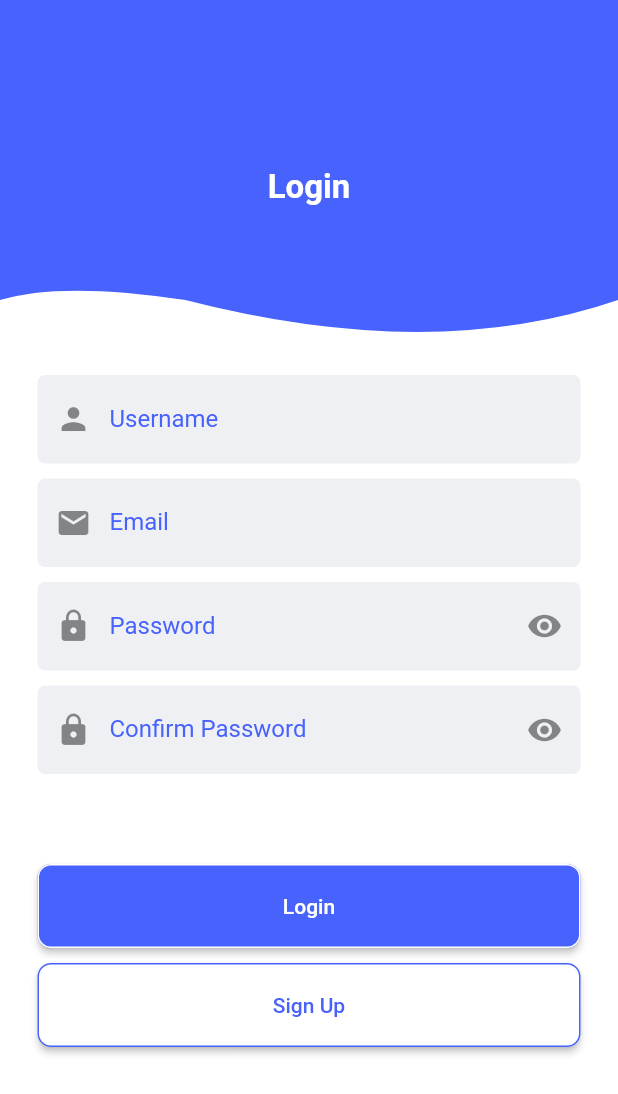
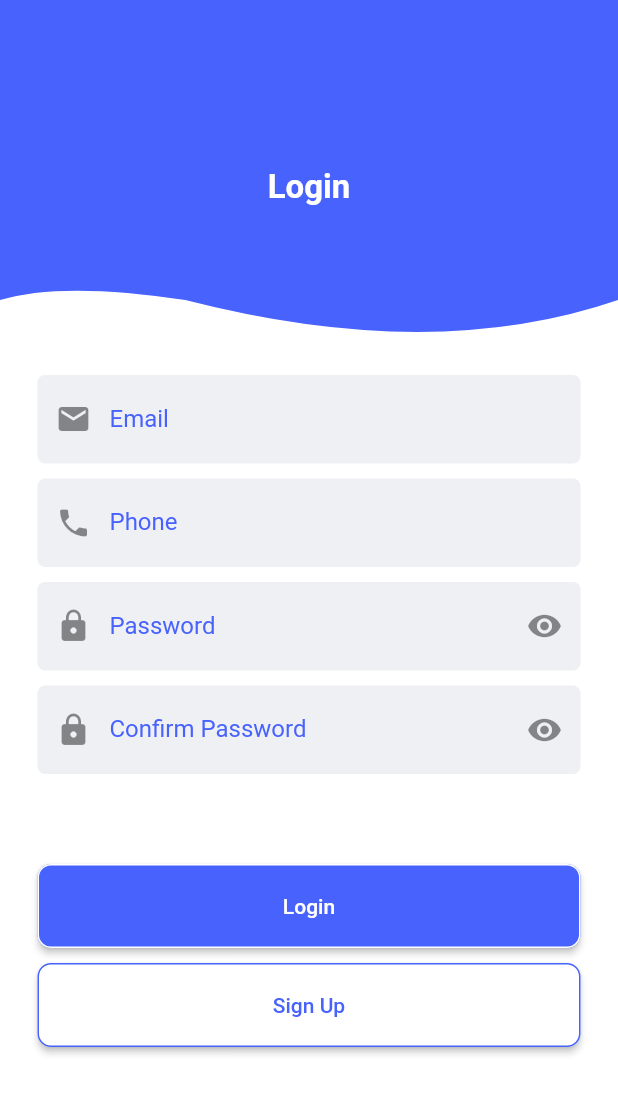
Before and after one commit to Hegazy02/tasks, a Flutter app: the screen it shows after launch, on a phone screen of 412 x 824 dp. Shown: the top 1094 px of the screen. Run offline on Flutter 3.47's test engine with Material 2 defaults, Android fonts, the phone set to English and light mode, and no system bars.

Commit message:
add phone field

```diff
--- a/lib/singup.dart
+++ b/lib/singup.dart
@@ -45,16 +45,15 @@ class _singupState extends State<singup> {
                   // mainAxisAlignment: MainAxisAlignment.center,
                   mainAxisSize: MainAxisSize.min,
                   children: [
-                    // Spacer(
-                    //   flex: 4,
-                    // ),
-                    customtextfield1(
-                      label: "Username",
-                      icon: Icon(Icons.person),
-                    ),
                     customtextfield1(
                       label: "Email",
                       icon: Icon(Icons.email),
+                      inputtype: TextInputType.emailAddress,
+                    ),
+                    customtextfield1(
+                      label: "Phone",
+                      icon: Icon(Icons.phone),
+                      inputtype: TextInputType.phone,
                     ),
                     customtext2(
                       label: "Password",
@@ -130,13 +129,15 @@ class customButon extends StatelessWidget {
 class customtextfield1 extends StatelessWidget {
   String? label;
   Icon? icon;
-  customtextfield1({this.label, this.icon});
+  TextInputType? inputtype;
+  customtextfield1({this.label, this.icon, this.inputtype});
 
   @override
   Widget build(BuildContext context) {
     return Padding(
       padding: EdgeInsets.only(bottom: 10),
       child: TextFormField(
+        keyboardType: inputtype,
         style: TextStyle(color: Color(0xFF4762FD)),
         decoration: InputDecoration(
           labelText: label,
```
